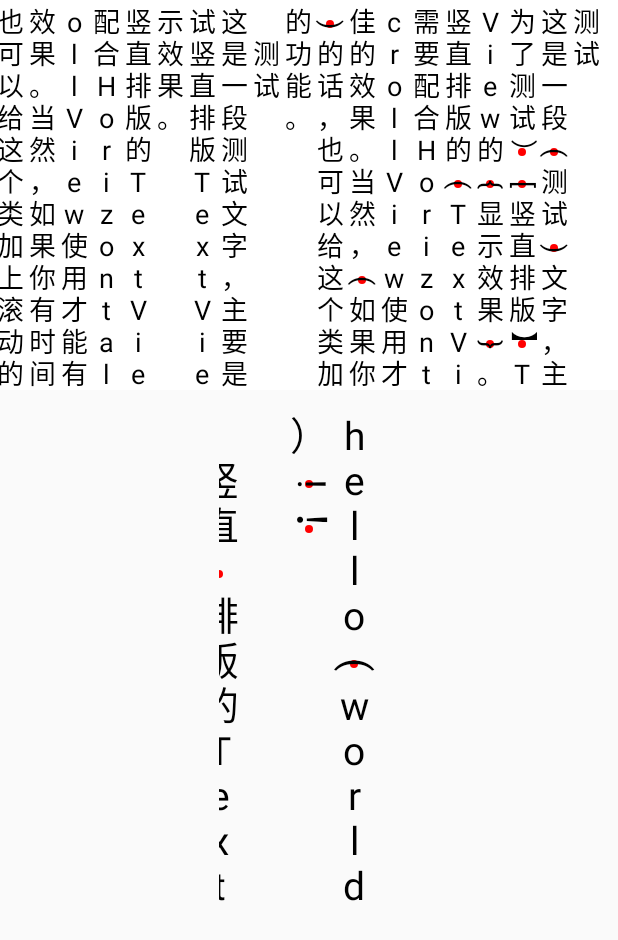
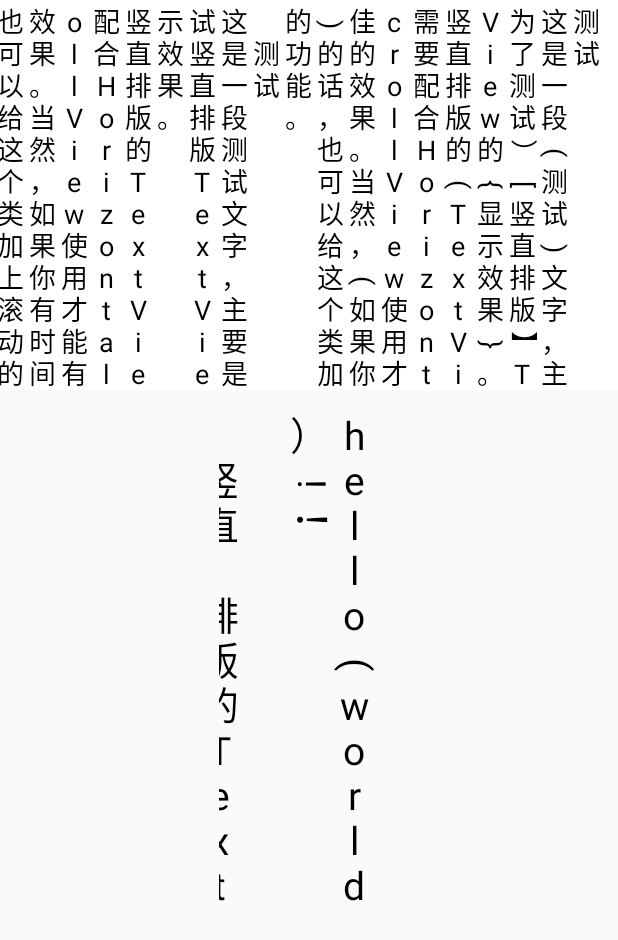
Before and after one commit to dys1715/VerticalTextView, an Android app: the screen it shows after launch (MainActivity), on a phone screen of 412 x 824 dp. Shown: the top 940 px of the screen. Run offline under Robolectric (Android 15) with nearby library versions, the phone set to English and light mode, and no system bars.

Commit message:
去除了标志点

```diff
--- a/app/src/main/java/winsion/verticaltextview/VerticalTextView.java
+++ b/app/src/main/java/winsion/verticaltextview/VerticalTextView.java
@@ -159,9 +159,9 @@ public class VerticalTextView extends View {
         boolean isBreak = false;
         for (String regular : regulars) {
             if (regular.equals(str)) {
-                paint.setColor(Color.RED);
-                canvas.drawCircle(mTextPosx, mTextPosy - mFontHeight / 4, 4, paint);
-                paint.setColor(Color.BLACK);
+//                paint.setColor(Color.RED);
+//                canvas.drawCircle(mTextPosx, mTextPosy - mFontHeight / 4, 4, paint);
+//                paint.setColor(Color.BLACK);
                 canvas.save();
                 canvas.rotate(90, mTextPosx, mTextPosy - mFontHeight / 4);
                 canvas.drawText(str, mTextPosx, mTextPosy, paint);
```
